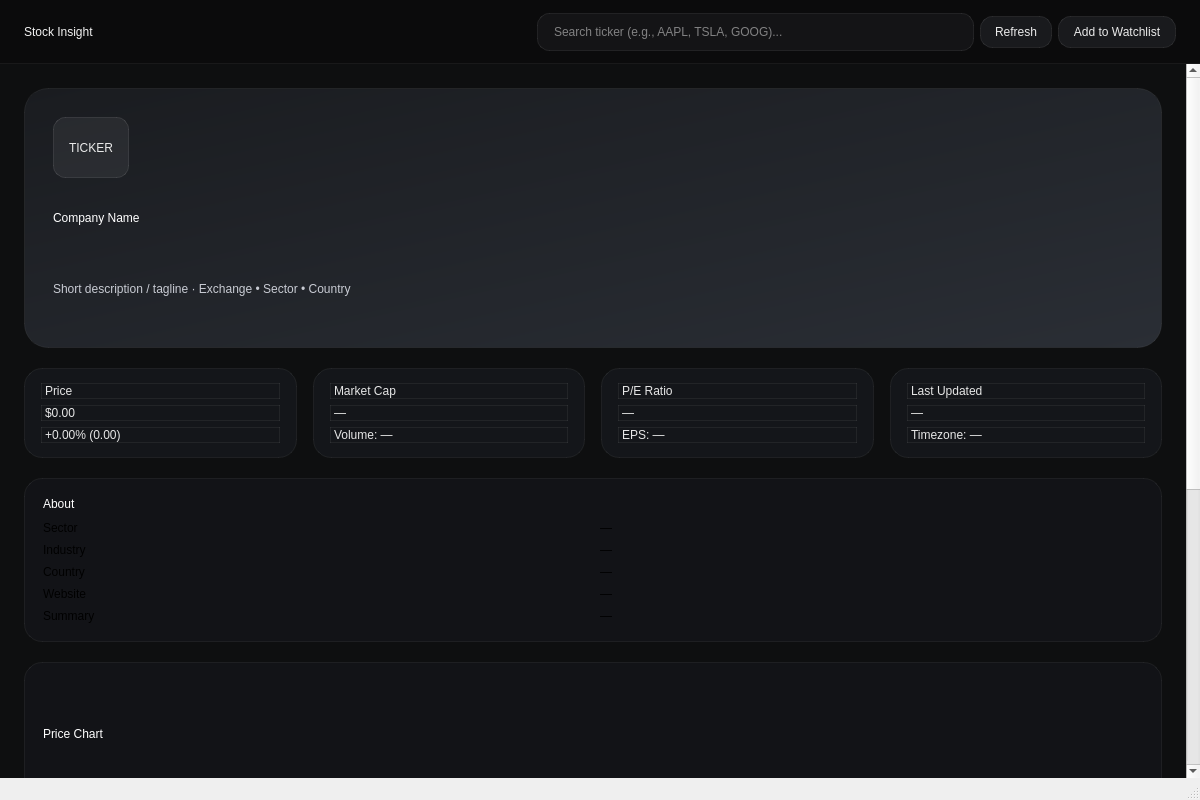
First picture: the form in ui/CompanyStockDashboard.ui, repository eDarrrrr/ProjectSTAL, before the edit.
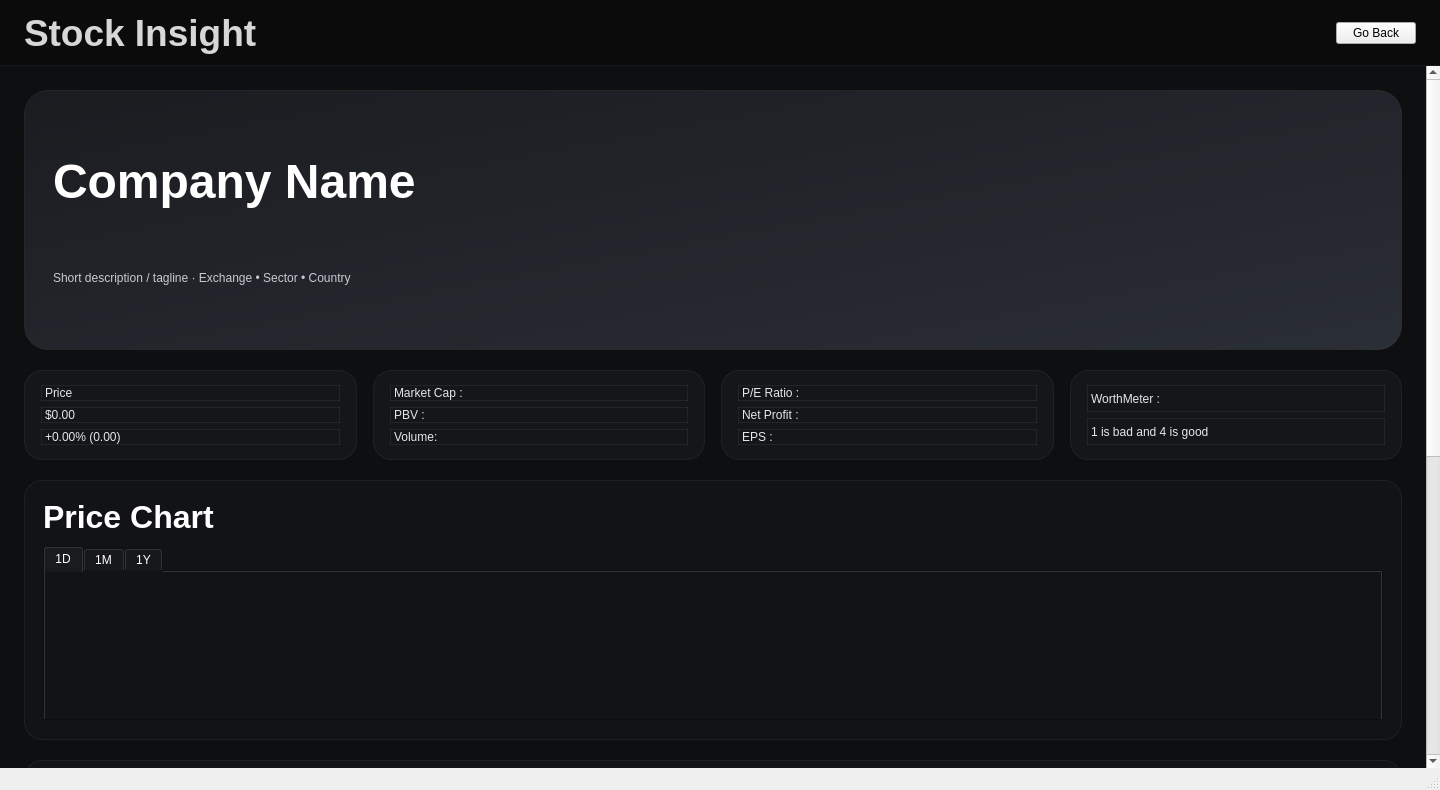
Second picture: the form after the edit. The open tabs and pages were chosen to show the change.

Patch:
```diff
--- a/ui/CompanyStockDashboard.ui
+++ b/ui/CompanyStockDashboard.ui
@@ -6,12 +6,12 @@
    <rect>
     <x>0</x>
     <y>0</y>
-    <width>1200</width>
-    <height>800</height>
+    <width>1440</width>
+    <height>790</height>
    </rect>
   </property>
   <property name="windowTitle">
-   <string>Stock Company Viewer (Scrollable)</string>
+   <string>Stock Company Viewer</string>
   </property>
   <widget class="QWidget" name="centralwidget">
    <layout class="QVBoxLayout" name="verticalLayout_root">
@@ -60,7 +60,20 @@
         <number>12</number>
        </property>
        <item>
-        <widget class="QLabel" name="brand">
+        <widget class="QLabel" name="label">
+         <property name="font">
+          <font>
+           <pointsize>28</pointsize>
+           <weight>75</weight>
+           <italic>false</italic>
+           <bold>true</bold>
+           <stylestrategy>PreferDefault</stylestrategy>
+           <kerning>true</kerning>
+          </font>
+         </property>
+         <property name="styleSheet">
+          <string notr="true"/>
+         </property>
          <property name="text">
           <string>Stock Insight</string>
          </property>
@@ -80,23 +93,9 @@
         </spacer>
        </item>
        <item>
-        <widget class="QLineEdit" name="searchInput">
-         <property name="placeholderText">
-          <string>Search ticker (e.g., AAPL, TSLA, GOOG)...</string>
-         </property>
-        </widget>
-       </item>
-       <item>
-        <widget class="QPushButton" name="btnRefresh">
+        <widget class="QPushButton" name="btnBack">
          <property name="text">
-          <string>Refresh</string>
-         </property>
-        </widget>
-       </item>
-       <item>
-        <widget class="QPushButton" name="btnWatchlist">
-         <property name="text">
-          <string>Add to Watchlist</string>
+          <string>Go Back</string>
          </property>
         </widget>
        </item>
@@ -118,9 +117,9 @@
        <property name="geometry">
         <rect>
          <x>0</x>
-         <y>-495</y>
-         <width>1187</width>
-         <height>1210</height>
+         <y>0</y>
+         <width>1424</width>
+         <height>1280</height>
         </rect>
        </property>
        <layout class="QVBoxLayout" name="layout_scroll">
@@ -172,13 +171,6 @@
            </property>
            <item>
             <layout class="QHBoxLayout" name="horizontalLayout_heroTop">
-             <item>
-              <widget class="QLabel" name="tickerPill">
-               <property name="text">
-                <string>TICKER</string>
-               </property>
-              </widget>
-             </item>
              <item>
               <spacer name="heroTopSpacer">
                <property name="orientation">
@@ -196,8 +188,17 @@
            </item>
            <item>
             <widget class="QLabel" name="companyName">
+             <property name="font">
+              <font>
+               <family>Segoe UI</family>
+               <pointsize>28</pointsize>
+               <weight>99</weight>
+               <italic>false</italic>
+               <bold>true</bold>
+              </font>
+             </property>
              <property name="text">
-              <string>Company Name</string>
+              <string>&lt;html&gt;&lt;head/&gt;&lt;body&gt;&lt;p&gt;&lt;span style=&quot; font-size:36pt;&quot;&gt;Company Name&lt;/span&gt;&lt;/p&gt;&lt;/body&gt;&lt;/html&gt;</string>
              </property>
              <property name="wordWrap">
               <bool>true</bool>
@@ -245,9 +246,23 @@
              </property>
              <item>
               <widget class="QLabel" name="statLabel_price">
+               <property name="font">
+                <font>
+                 <kerning>true</kerning>
+                </font>
+               </property>
+               <property name="frameShadow">
+                <enum>QFrame::Plain</enum>
+               </property>
+               <property name="lineWidth">
+                <number>0</number>
+               </property>
                <property name="text">
                 <string>Price</string>
                </property>
+               <property name="scaledContents">
+                <bool>false</bool>
+               </property>
               </widget>
              </item>
              <item>
@@ -289,23 +304,23 @@
               <number>14</number>
              </property>
              <item>
-              <widget class="QLabel" name="statLabel_marketcap">
+              <widget class="QLabel" name="lblMarketcap">
                <property name="text">
-                <string>Market Cap</string>
+                <string>Market Cap : </string>
                </property>
               </widget>
              </item>
              <item>
-              <widget class="QLabel" name="lblMarketCap">
+              <widget class="QLabel" name="lblPBV">
                <property name="text">
-                <string>—</string>
+                <string>PBV : </string>
                </property>
               </widget>
              </item>
              <item>
               <widget class="QLabel" name="lblVolume">
                <property name="text">
-                <string>Volume: —</string>
+                <string>Volume: </string>
                </property>
               </widget>
              </item>
@@ -333,24 +348,24 @@
              <property name="bottomMargin">
               <number>14</number>
              </property>
-             <item>
-              <widget class="QLabel" name="statLabel_pe">
-               <property name="text">
-                <string>P/E Ratio</string>
-               </property>
-              </widget>
-             </item>
              <item>
               <widget class="QLabel" name="lblPE">
                <property name="text">
-                <string>—</string>
+                <string>P/E Ratio :</string>
+               </property>
+              </widget>
+             </item>
+             <item>
+              <widget class="QLabel" name="lblNP">
+               <property name="text">
+                <string>Net Profit : </string>
                </property>
               </widget>
              </item>
              <item>
               <widget class="QLabel" name="lblEPS">
                <property name="text">
-                <string>EPS: —</string>
+                <string>EPS : </string>
                </property>
               </widget>
              </item>
@@ -358,7 +373,7 @@
            </widget>
           </item>
           <item>
-           <widget class="QFrame" name="card_updated">
+           <widget class="QFrame" name="worthmetercard">
             <property name="styleSheet">
              <string notr="true">QFrame{background:#14161a;border:1px solid rgba(255,255,255,0.06);border-radius:18px;} QLabel{color:#e6e6e6;} QLabel#statLabel{color:#aeb3bd;font:10pt &quot;Segoe UI&quot;;} QLabel#statValue{color:#ffffff;font:700 16pt &quot;Segoe UI&quot;;}</string>
             </property>
@@ -379,23 +394,16 @@
               <number>14</number>
              </property>
              <item>
-              <widget class="QLabel" name="statLabel_updated">
+              <widget class="QLabel" name="worthmeter">
                <property name="text">
-                <string>Last Updated</string>
+                <string>WorthMeter : </string>
                </property>
               </widget>
              </item>
              <item>
-              <widget class="QLabel" name="lblUpdated">
+              <widget class="QLabel" name="label_2">
                <property name="text">
-                <string>—</string>
-               </property>
-              </widget>
-             </item>
-             <item>
-              <widget class="QLabel" name="lblTimezone">
-               <property name="text">
-                <string>Timezone: —</string>
+                <string>1 is bad and 4 is good</string>
                </property>
               </widget>
              </item>
@@ -404,136 +412,6 @@
           </item>
          </layout>
         </item>
-        <item>
-         <widget class="QFrame" name="aboutCard">
-          <property name="styleSheet">
-           <string notr="true">QFrame#aboutCard{background:#121317;border:1px solid rgba(255,255,255,0.06);border-radius:18px;}
-QLabel#aboutTitle{color:#ffffff;font:700 12pt &quot;Segoe UI&quot;;}
-QLabel#infoLabel{color:#aeb3bd;}
-QLabel#infoValue{color:#e6e6e6;font:600 10.5pt &quot;Segoe UI&quot;;}
-</string>
-          </property>
-          <layout class="QVBoxLayout" name="verticalLayout_about">
-           <property name="spacing">
-            <number>10</number>
-           </property>
-           <property name="leftMargin">
-            <number>18</number>
-           </property>
-           <property name="topMargin">
-            <number>18</number>
-           </property>
-           <property name="rightMargin">
-            <number>18</number>
-           </property>
-           <property name="bottomMargin">
-            <number>18</number>
-           </property>
-           <item>
-            <widget class="QLabel" name="aboutTitle">
-             <property name="text">
-              <string>About</string>
-             </property>
-            </widget>
-           </item>
-           <item>
-            <layout class="QGridLayout" name="gridLayout_about">
-             <property name="horizontalSpacing">
-              <number>14</number>
-             </property>
-             <property name="verticalSpacing">
-              <number>8</number>
-             </property>
-             <item row="0" column="0">
-              <widget class="QLabel" name="lblSectorTitle">
-               <property name="text">
-                <string>Sector</string>
-               </property>
-              </widget>
-             </item>
-             <item row="0" column="1">
-              <widget class="QLabel" name="lblSector">
-               <property name="text">
-                <string>—</string>
-               </property>
-               <property name="wordWrap">
-                <bool>true</bool>
-               </property>
-              </widget>
-             </item>
-             <item row="1" column="0">
-              <widget class="QLabel" name="lblIndustryTitle">
-               <property name="text">
-                <string>Industry</string>
-               </property>
-              </widget>
-             </item>
-             <item row="1" column="1">
-              <widget class="QLabel" name="lblIndustry">
-               <property name="text">
-                <string>—</string>
-               </property>
-               <property name="wordWrap">
-                <bool>true</bool>
-               </property>
-              </widget>
-             </item>
-             <item row="2" column="0">
-              <widget class="QLabel" name="lblCountryTitle">
-               <property name="text">
-                <string>Country</string>
-               </property>
-              </widget>
-             </item>
-             <item row="2" column="1">
-              <widget class="QLabel" name="lblCountry">
-               <property name="text">
-                <string>—</string>
-               </property>
-               <property name="wordWrap">
-                <bool>true</bool>
-               </property>
-              </widget>
-             </item>
-             <item row="3" column="0">
-              <widget class="QLabel" name="lblWebsiteTitle">
-               <property name="text">
-                <string>Website</string>
-               </property>
-              </widget>
-             </item>
-             <item row="3" column="1">
-              <widget class="QLabel" name="lblWebsite">
-               <property name="text">
-                <string>—</string>
-               </property>
-               <property name="wordWrap">
-                <bool>true</bool>
-               </property>
-              </widget>
-             </item>
-             <item row="4" column="0">
-              <widget class="QLabel" name="lblSummaryTitle">
-               <property name="text">
-                <string>Summary</string>
-               </property>
-              </widget>
-             </item>
-             <item row="4" column="1">
-              <widget class="QLabel" name="lblSummary">
-               <property name="text">
-                <string>—</string>
-               </property>
-               <property name="wordWrap">
-                <bool>true</bool>
-               </property>
-              </widget>
-             </item>
-            </layout>
-           </item>
-          </layout>
-         </widget>
-        </item>
         <item>
          <widget class="QFrame" name="chartCard">
           <property name="minimumSize">
@@ -566,19 +444,47 @@
            </property>
            <item>
             <widget class="QLabel" name="chartTitle">
+             <property name="font">
+              <font>
+               <family>Segoe UI</family>
+               <pointsize>12</pointsize>
+               <weight>87</weight>
+               <italic>false</italic>
+               <bold>true</bold>
+              </font>
+             </property>
+             <property name="toolTip">
+              <string>&lt;html&gt;&lt;head/&gt;&lt;body&gt;&lt;p&gt;Price Chart&lt;/p&gt;&lt;/body&gt;&lt;/html&gt;</string>
+             </property>
              <property name="text">
-              <string>Price Chart</string>
+              <string>&lt;html&gt;&lt;head/&gt;&lt;body&gt;&lt;p&gt;&lt;span style=&quot; font-size:24pt;&quot;&gt;Price Chart&lt;/span&gt;&lt;/p&gt;&lt;/body&gt;&lt;/html&gt;</string>
              </property>
             </widget>
            </item>
            <item>
-            <widget class="QLabel" name="chartPlaceholder">
-             <property name="text">
-              <string>Chart widget goes here (QChartView / Matplotlib / PyQtGraph)</string>
+            <widget class="QTabWidget" name="tabWidget">
+             <property name="styleSheet">
+              <string notr="true">background:#121317;
+color: rgb(255, 255, 255);</string>
              </property>
-             <property name="alignment">
-              <set>Qt::AlignCenter</set>
+             <property name="currentIndex">
+              <number>0</number>
              </property>
+             <widget class="QWidget" name="day">
+              <attribute name="title">
+               <string>1D</string>
+              </attribute>
+             </widget>
+             <widget class="QWidget" name="month">
+              <attribute name="title">
+               <string>1M</string>
+              </attribute>
+             </widget>
+             <widget class="QWidget" name="year">
+              <attribute name="title">
+               <string>1Y</string>
+              </attribute>
+             </widget>
             </widget>
            </item>
           </layout>
@@ -586,6 +492,9 @@
         </item>
         <item>
          <widget class="QFrame" name="newsCard">
+          <property name="enabled">
+           <bool>true</bool>
+          </property>
           <property name="styleSheet">
            <string notr="true">QFrame#newsCard{background:#121317;border:1px solid rgba(255,255,255,0.06);border-radius:18px;}
 QLabel#newsTitle{color:#ffffff;font:700 12pt &quot;Segoe UI&quot;;}
@@ -610,17 +519,165 @@
            </property>
            <item>
             <widget class="QLabel" name="newsTitle">
+             <property name="sizePolicy">
+              <sizepolicy hsizetype="Expanding" vsizetype="Expanding">
+               <horstretch>0</horstretch>
+               <verstretch>0</verstretch>
+              </sizepolicy>
+             </property>
+             <property name="font">
+              <font>
+               <family>Segoe UI</family>
+               <pointsize>12</pointsize>
+               <weight>87</weight>
+               <italic>false</italic>
+               <bold>true</bold>
+              </font>
+             </property>
              <property name="text">
-              <string>Latest News</string>
+              <string>&lt;html&gt;&lt;head/&gt;&lt;body&gt;&lt;p&gt;&lt;span style=&quot; font-size:24pt;&quot;&gt;Another Chart&lt;/span&gt;&lt;/p&gt;&lt;/body&gt;&lt;/html&gt;</string>
              </property>
             </widget>
            </item>
            <item>
-            <widget class="QListWidget" name="listNews"/>
+            <widget class="QTabWidget" name="tabWidget_2">
+             <property name="minimumSize">
+              <size>
+               <width>0</width>
+               <height>400</height>
+              </size>
+             </property>
+             <property name="styleSheet">
+              <string notr="true">background:#121317;
+color: rgb(255, 255, 255);
+border:1px solid rgba(255,255,255,0.06);
+border-radius:10px;
+
+</string>
+             </property>
+             <property name="tabPosition">
+              <enum>QTabWidget::West</enum>
+             </property>
+             <property name="tabShape">
+              <enum>QTabWidget::Triangular</enum>
+             </property>
+             <property name="currentIndex">
+              <number>3</number>
+             </property>
+             <widget class="QWidget" name="revenuetab">
+              <property name="styleSheet">
+               <string notr="true">QFrame#chartCard{background:#121317;border:1px solid rgba(255,255,255,0.06);border-radius:18px;}
+QLabel#chartTitle{color:#ffffff;font:700 12pt &quot;Segoe UI&quot;;}
+QLabel#chartPlaceholder{color:#aeb3bd;font:10pt &quot;Segoe UI&quot;;border:1px dashed rgba(255,255,255,0.15);border-radius:12px;padding:18px;margin:4px;}
+</string>
+              </property>
+              <attribute name="title">
+               <string>Revenue</string>
+              </attribute>
+              <widget class="QFrame" name="revenue">
+               <property name="geometry">
+                <rect>
+                 <x>0</x>
+                 <y>0</y>
+                 <width>1311</width>
+                 <height>401</height>
+                </rect>
+               </property>
+               <property name="frameShape">
+                <enum>QFrame::StyledPanel</enum>
+               </property>
+               <property name="frameShadow">
+                <enum>QFrame::Raised</enum>
+               </property>
+              </widget>
+             </widget>
+             <widget class="QWidget" name="equitytab">
+              <property name="styleSheet">
+               <string notr="true">QFrame#chartCard{background:#121317;border:1px solid rgba(255,255,255,0.06);border-radius:18px;}
+QLabel#chartTitle{color:#ffffff;font:700 12pt &quot;Segoe UI&quot;;}
+QLabel#chartPlaceholder{color:#aeb3bd;font:10pt &quot;Segoe UI&quot;;border:1px dashed rgba(255,255,255,0.15);border-radius:12px;padding:18px;margin:4px;}
+</string>
+              </property>
+              <attribute name="title">
+               <string>Equity</string>
+              </attribute>
+              <widget class="QFrame" name="equity">
+               <property name="geometry">
+                <rect>
+                 <x>0</x>
+                 <y>0</y>
+                 <width>1311</width>
+                 <height>391</height>
+                </rect>
+               </property>
+               <property name="frameShape">
+                <enum>QFrame::StyledPanel</enum>
+               </property>
+               <property name="frameShadow">
+                <enum>QFrame::Raised</enum>
+               </property>
+              </widget>
+             </widget>
+             <widget class="QWidget" name="profittab">
+              <attribute name="title">
+               <string>Profit</string>
+              </attribute>
+              <widget class="QFrame" name="profit">
+               <property name="geometry">
+                <rect>
+                 <x>0</x>
+                 <y>0</y>
+                 <width>1311</width>
+                 <height>391</height>
+                </rect>
+               </property>
+               <property name="frameShape">
+                <enum>QFrame::StyledPanel</enum>
+               </property>
+               <property name="frameShadow">
+                <enum>QFrame::Raised</enum>
+               </property>
+              </widget>
+             </widget>
+             <widget class="QWidget" name="predicttab">
+              <attribute name="title">
+               <string>Predict</string>
+              </attribute>
+              <widget class="QFrame" name="frame">
+               <property name="geometry">
+                <rect>
+                 <x>0</x>
+                 <y>0</y>
+                 <width>1311</width>
+                 <height>391</height>
+                </rect>
+               </property>
+               <property name="frameShape">
+                <enum>QFrame::StyledPanel</enum>
+               </property>
+               <property name="frameShadow">
+                <enum>QFrame::Raised</enum>
+               </property>
+              </widget>
+             </widget>
+            </widget>
            </item>
           </layout>
          </widget>
         </item>
+        <item>
+         <spacer name="verticalSpacer">
+          <property name="orientation">
+           <enum>Qt::Vertical</enum>
+          </property>
+          <property name="sizeHint" stdset="0">
+           <size>
+            <width>20</width>
+            <height>20</height>
+           </size>
+          </property>
+         </spacer>
+        </item>
         <item>
          <widget class="QLabel" name="footerNote">
           <property name="styleSheet">
```
Left out of the diff: 4 changed lines with no effect on the pictures.
